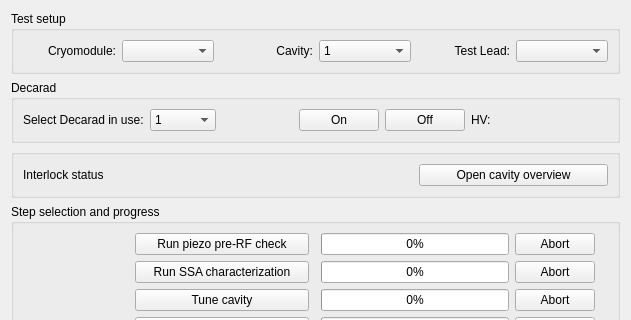
Before: the Qt Designer form cavity_commissioning/gui/commissioning.ui in slaclab/rf_commissioning, drawn with Qt 5; both pictures show x 0 to 631 and y 0 to 320 of the 631 by 674 pixel window.
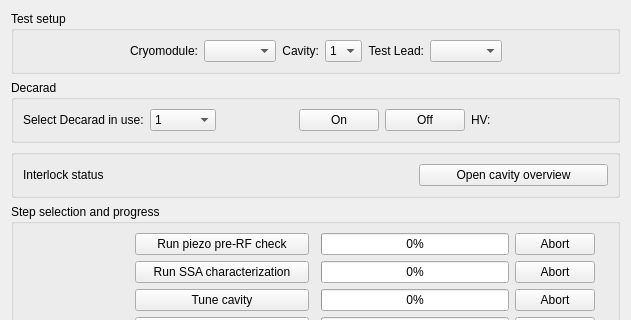
After: the same form once the commit is applied. Custom widgets are drawn as their Qt base class.

```diff
--- a/cavity_commissioning/gui/commissioning.ui
+++ b/cavity_commissioning/gui/commissioning.ui
@@ -20,7 +20,7 @@
       <string>Test setup</string>
      </property>
      <layout class="QGridLayout" name="gridLayout_3">
-      <item row="0" column="2">
+      <item row="0" column="3">
        <widget class="QLabel" name="label_5">
         <property name="text">
          <string>Cavity:</string>
@@ -30,7 +30,7 @@
         </property>
        </widget>
       </item>
-      <item row="0" column="4">
+      <item row="0" column="5">
        <widget class="QLabel" name="label_2">
         <property name="text">
          <string>Test Lead:</string>
@@ -40,13 +40,26 @@
         </property>
        </widget>
       </item>
-      <item row="0" column="5">
+      <item row="0" column="6">
        <widget class="QComboBox" name="testlead"/>
       </item>
-      <item row="0" column="1">
+      <item row="0" column="0">
+       <spacer name="horizontalSpacer">
+        <property name="orientation">
+         <enum>Qt::Horizontal</enum>
+        </property>
+        <property name="sizeHint" stdset="0">
+         <size>
+          <width>40</width>
+          <height>20</height>
+         </size>
+        </property>
+       </spacer>
+      </item>
+      <item row="0" column="2">
        <widget class="QComboBox" name="pick_cm"/>
       </item>
-      <item row="0" column="3">
+      <item row="0" column="4">
        <widget class="QComboBox" name="pick_cavity">
         <item>
          <property name="text">
@@ -90,7 +103,7 @@
         </item>
        </widget>
       </item>
-      <item row="0" column="0">
+      <item row="0" column="1">
        <widget class="QLabel" name="label_4">
         <property name="text">
          <string>Cryomodule:</string>
@@ -100,6 +113,19 @@
         </property>
        </widget>
       </item>
+      <item row="0" column="7">
+       <spacer name="horizontalSpacer_2">
+        <property name="orientation">
+         <enum>Qt::Horizontal</enum>
+        </property>
+        <property name="sizeHint" stdset="0">
+         <size>
+          <width>40</width>
+          <height>20</height>
+         </size>
+        </property>
+       </spacer>
+      </item>
      </layout>
     </widget>
    </item>
```
